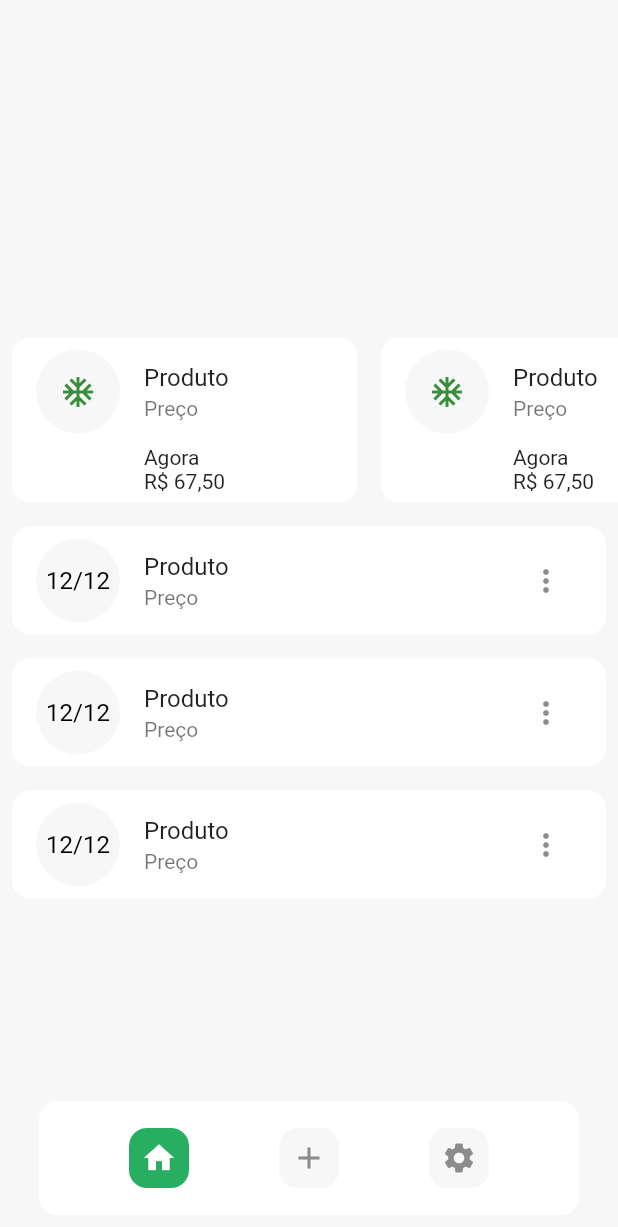
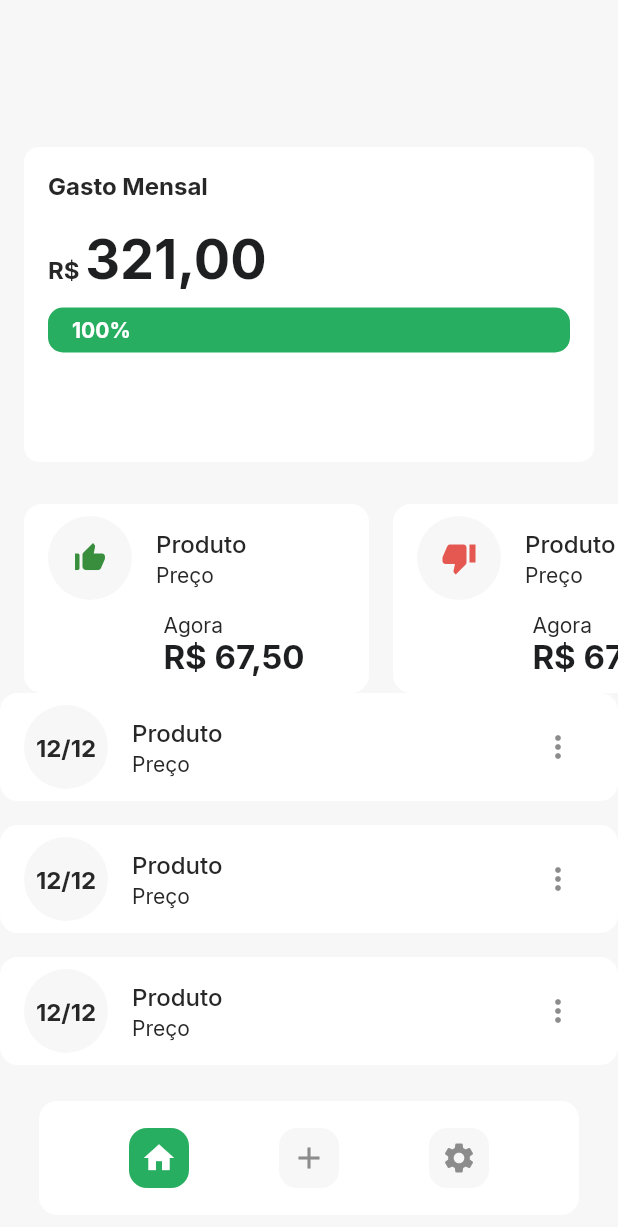
Before and after one commit to andrei-brando/tacaro-app, a Flutter app: the screen it shows after launch, on a phone screen of 412 x 824 dp. Shown: the top 1227 px of the screen. Run offline on Flutter 3.47's test engine with Material 2 defaults, Android fonts, the phone set to English and light mode, and no system bars; our stand-ins replace google_fonts, supabase, validators; accounts and stored records are empty.

Commit message:
inicio a criação do chart horizontal

```diff
--- a/lib/modules/home/home_page.dart
+++ b/lib/modules/home/home_page.dart
@@ -2,6 +2,7 @@ import 'package:flutter/material.dart';
 import 'package:tacaro/shared/models/user_model.dart';
 import 'package:tacaro/shared/theme/app_theme.dart';
 import 'package:tacaro/shared/widgets/bottom_navigator/app_bottom_navigator.dart';
+import 'package:tacaro/shared/widgets/card_chart/card_chart.dart';
 import 'package:tacaro/shared/widgets/card_product/card_product.dart';
 import 'package:tacaro/shared/widgets/list_tile/app_list_tile.dart';
 
@@ -34,13 +35,23 @@ class _HomePageState extends State<HomePage> {
           Column(
             mainAxisAlignment: MainAxisAlignment.center,
             children: [
+              Padding(
+                padding: const EdgeInsets.symmetric(horizontal: 16),
+                child: CardChart(
+                  value: 321,
+                  percent: 0,
+                ),
+              ),
+              SizedBox(height: 28),
               SizedBox(
                 height: 126,
                 width: MediaQuery.of(context).size.width,
                 child: ListView.builder(
                   scrollDirection: Axis.horizontal,
                   itemCount: 5,
-                  itemBuilder: (context, index) => CardProduct(),
+                  itemBuilder: (context, index) => CardProduct(
+                    like: index % 2 == 0,
+                  ),
                 ),
               ),
               AppListTile(),
--- a/lib/shared/theme/text_styles.dart
+++ b/lib/shared/theme/text_styles.dart
@@ -11,6 +11,9 @@ abstract class AppTextStyles {
   TextStyle get buttonTextColor;
   TextStyle get title;
   TextStyle get subtitle;
+  TextStyle get titleListTile;
+  TextStyle get subtitleListTile;
+  TextStyle get chart;
 }
 
 class AppTextStylesImp implements AppTextStyles {
@@ -69,4 +72,25 @@ class AppTextStylesImp implements AppTextStyles {
         color: AppTheme.colors.title,
         fontWeight: FontWeight.bold,
       );
+
+  @override
+  TextStyle get titleListTile => GoogleFonts.inter(
+        fontSize: 16,
+        color: AppTheme.colors.textColor,
+        fontWeight: FontWeight.w500,
+      );
+
+  @override
+  TextStyle get subtitleListTile => GoogleFonts.inter(
+        fontSize: 14,
+        color: AppTheme.colors.textColor,
+        fontWeight: FontWeight.normal,
+      );
+
+  @override
+  TextStyle get chart => GoogleFonts.inter(
+        fontSize: 14,
+        color: AppTheme.colors.textEnabled,
+        fontWeight: FontWeight.bold,
+      );
 }
--- /dev/null
+++ b/lib/shared/widgets/card_chart/card_chart.dart
@@ -0,0 +1,51 @@
+import 'package:flutter/material.dart';
+import 'package:tacaro/shared/theme/app_theme.dart';
+import 'package:tacaro/shared/widgets/chart_horizontal/chart_horizontal.dart';
+
+class CardChart extends StatelessWidget {
+  final double value;
+  final double percent;
+  const CardChart({
+    Key? key,
+    required this.value,
+    required this.percent,
+  }) : super(key: key);
+
+  @override
+  Widget build(BuildContext context) {
+    return Container(
+      width: double.maxFinite,
+      height: 210,
+      decoration: BoxDecoration(
+        color: AppTheme.colors.textEnabled,
+        borderRadius: BorderRadius.circular(10),
+      ),
+      child: Padding(
+        padding: const EdgeInsets.all(16),
+        child: Column(
+          crossAxisAlignment: CrossAxisAlignment.start,
+          children: [
+            Text('Gasto Mensal').label,
+            SizedBox(height: 18),
+            Text.rich(
+              TextSpan(
+                text: "R\$ ",
+                style: AppTheme.textStyles.label,
+                children: [
+                  TextSpan(
+                    text: value.toStringAsFixed(2).replaceAll(".", ","),
+                    style: AppTheme.textStyles.title.copyWith(fontSize: 36),
+                  )
+                ],
+              ),
+            ),
+            SizedBox(height: 10),
+            ChartHorizontal(
+              percent: percent,
+            ),
+          ],
+        ),
+      ),
+    );
+  }
+}
--- a/lib/shared/widgets/card_product/card_product.dart
+++ b/lib/shared/widgets/card_product/card_product.dart
@@ -2,12 +2,16 @@ import 'package:flutter/material.dart';
 import 'package:tacaro/shared/theme/app_theme.dart';
 
 class CardProduct extends StatelessWidget {
-  const CardProduct({Key? key}) : super(key: key);
+  final bool like;
+  const CardProduct({
+    Key? key,
+    this.like = true,
+  }) : super(key: key);
 
   @override
   Widget build(BuildContext context) {
     return Padding(
-      padding: EdgeInsets.all(8.0),
+      padding: EdgeInsets.only(left: 16),
       child: Container(
         width: 230,
         decoration: BoxDecoration(
@@ -20,17 +24,30 @@ class CardProduct extends StatelessWidget {
               leading: CircleAvatar(
                 radius: 28,
                 backgroundColor: AppTheme.colors.background,
-                child: Icon(Icons.ac_unit),
+                child: like
+                    ? Icon(Icons.thumb_up_alt)
+                    : Icon(Icons.thumb_down, color: AppTheme.colors.badColor),
               ),
-              title: Text('Produto'),
-              subtitle: Text('Preço'),
+              title: Text(
+                'Produto',
+                style: AppTheme.textStyles.titleListTile,
+              ),
+              subtitle: Text(
+                'Preço',
+                style: AppTheme.textStyles.subtitleListTile,
+              ),
             ),
-            Text.rich(
-              TextSpan(
-                text: 'Agora\n',
-                children: [
-                  TextSpan(text: 'R\$ 67,50'),
-                ],
+            Padding(
+              padding: const EdgeInsets.only(left: 50),
+              child: Text.rich(
+                TextSpan(
+                  text: "Agora\n",
+                  style: AppTheme.textStyles.subtitleListTile,
+                  children: [
+                    TextSpan(
+                        text: "R\$ 67,50", style: AppTheme.textStyles.title),
+                  ],
+                ),
               ),
             ),
           ],
--- /dev/null
+++ b/lib/shared/widgets/chart_horizontal/chart_horizontal.dart
@@ -0,0 +1,47 @@
+import 'package:flutter/material.dart';
+import 'package:tacaro/shared/theme/app_theme.dart';
+
+class ChartHorizontal extends StatelessWidget {
+  final double percent;
+  const ChartHorizontal({
+    Key? key,
+    required this.percent,
+  }) : super(key: key);
+
+  @override
+  Widget build(BuildContext context) {
+    return Container(
+      width: double.maxFinite,
+      height: 30,
+      decoration: BoxDecoration(
+        borderRadius: BorderRadius.circular(10),
+        color: Colors.red,
+        gradient: LinearGradient(
+          colors: [
+            AppTheme.colors.badColor,
+            AppTheme.colors.primary,
+          ],
+          stops: [percent, 0.0],
+        ),
+      ),
+      child: Padding(
+        padding: const EdgeInsets.symmetric(horizontal: 16),
+        child: Row(
+          mainAxisAlignment: MainAxisAlignment.spaceBetween,
+          children: [
+            if (percent > 0 && percent <= 1)
+              Text(
+                "${(percent * 100).ceil()}%",
+                style: AppTheme.textStyles.chart,
+              ),
+            if (1 - percent > 0)
+              Text(
+                "${((1 - percent) * 100).ceil()}%",
+                style: AppTheme.textStyles.chart,
+              ),
+          ],
+        ),
+      ),
+    );
+  }
+}
--- a/lib/shared/widgets/list_tile/app_list_tile.dart
+++ b/lib/shared/widgets/list_tile/app_list_tile.dart
@@ -9,7 +9,7 @@ class AppListTile extends StatelessWidget {
   @override
   Widget build(BuildContext context) {
     return Padding(
-      padding: EdgeInsets.all(8.0),
+      padding: EdgeInsets.only(bottom: 16),
       child: Container(
         decoration: BoxDecoration(
           color: AppTheme.colors.textEnabled,
@@ -21,11 +21,17 @@ class AppListTile extends StatelessWidget {
             backgroundColor: AppTheme.colors.background,
             child: Text(
               '12/12',
-              style: TextStyle(color: Colors.black),
+              style: AppTheme.textStyles.label,
             ),
           ),
-          title: Text('Produto'),
-          subtitle: Text('Preço'),
+          title: Text(
+            'Produto',
+            style: AppTheme.textStyles.titleListTile,
+          ),
+          subtitle: Text(
+            'Preço',
+            style: AppTheme.textStyles.subtitleListTile,
+          ),
           trailing: PopupMenuButton(
             itemBuilder: (context) => [
               PopupMenuItem(
```
